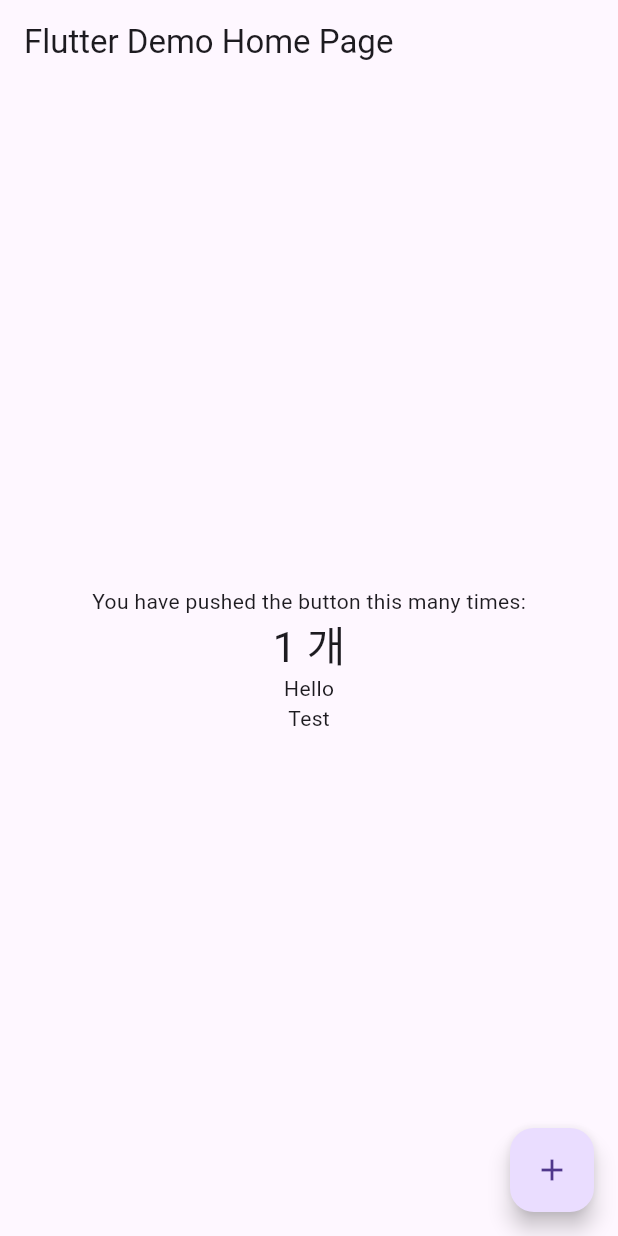
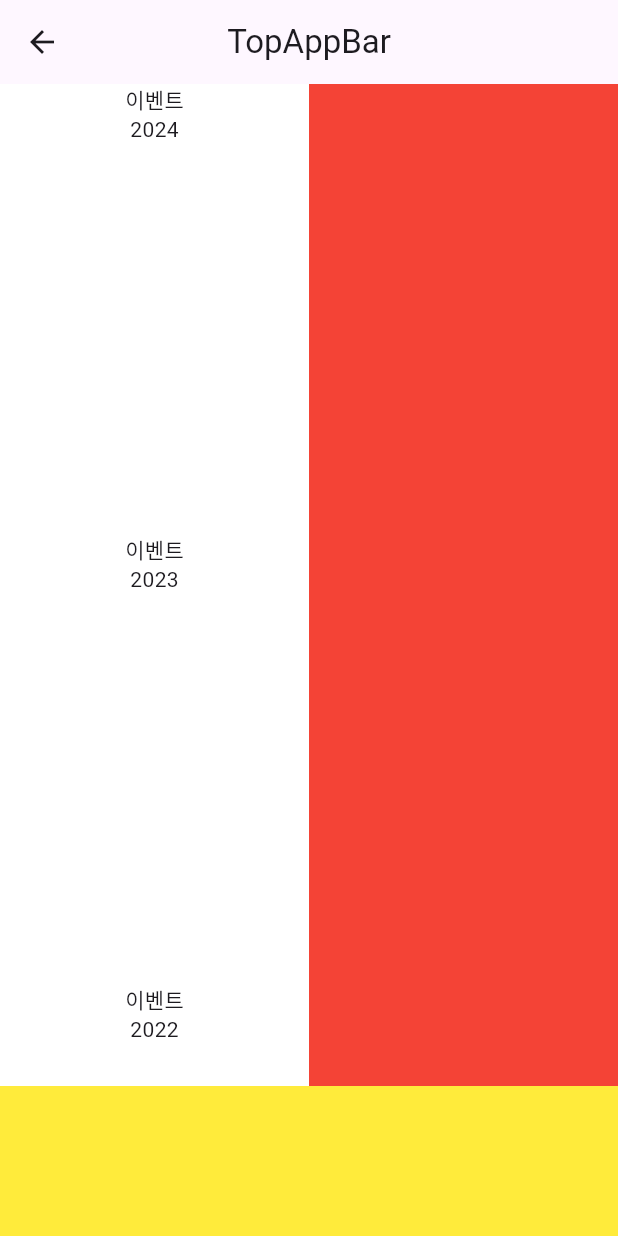
Before and after one commit to Aloepig/test-flutter-first, a Flutter app: the screen it shows after launch, after a tap on the "add" icon, on a phone screen of 412 x 824 dp. Run offline on Flutter 3.47's test engine with Material 3 defaults, Android fonts, the phone set to English and light mode, and no system bars; our stand-ins replace get.

Commit message:
반복 위젯 연습

```diff
--- a/analysis_options.yaml
+++ b/analysis_options.yaml
@@ -13,8 +13,7 @@ linter:
   # The lint rules applied to this project can be customized in the
   # section below to disable rules from the `package:flutter_lints/flutter.yaml`
   # included above or to enable additional rules. A list of all available lints
-  # and their documentation is published at
-  # https://dart-lang.github.io/linter/lints/index.html.
+  # and their documentation is published at https://dart.dev/lints.
   #
   # Instead of disabling a lint rule for the entire project in the
   # section below, it can also be suppressed for a single line of code
--- /dev/null
+++ b/lib/Second.dart
@@ -0,0 +1,77 @@
+import 'package:flutter/material.dart';
+
+/// bjlee@contentsmadang.com
+/// 2024 2월 13
+///
+class Second extends StatelessWidget {
+
+  @override
+  Widget build(BuildContext context) {
+    const List data = [
+      {
+        "title": "이벤트",
+        "value": 2024,
+      },
+      {
+        "title": "이벤트",
+        "value": 2023,
+      },
+      {
+        "title": "이벤트",
+        "value": 2022,
+      },
+      {
+        "title": "이벤트",
+        "value": 2021,
+      }
+    ];
+
+    List<MyEvent> convertDataToMyEvents(List data) {
+      return data.map((item) => MyEvent(item['title'], item['value'])).toList();
+    }
+
+    final myEvents = convertDataToMyEvents(data);
+
+    return Scaffold(
+        bottomNavigationBar:
+        Container(width: 100, height: 100, color: Colors.yellow),
+        appBar: AppBar(
+            centerTitle: true,
+            title: const Text("TopAppBar"),
+            toolbarTextStyle: const TextStyle(fontSize: 20)),
+        body: Align(
+          alignment: Alignment.topLeft,
+          child: ListView(
+            children: myEvents,),
+        )
+    );
+  }
+}
+
+class MyEvent extends StatelessWidget {
+  String title;
+  int value;
+
+  MyEvent(this.title, this.value, {super.key});
+
+  @override
+  Widget build(BuildContext context) {
+    return Container(
+      height: 300,
+      color: Colors.yellow,
+      child: Row(
+        children: [
+          Expanded(
+              flex: 1,
+              child: Container(
+                color: Colors.white,
+                child: Column(
+                  children: [Text(title), Text(value.toString())],
+                ),
+              )),
+          Expanded(flex: 1, child: Container(color: Colors.red)),
+        ],
+      ),
+    );
+  }
+}
--- /dev/null
+++ b/lib/asset/image.dart
@@ -0,0 +1,21 @@
+import 'package:flutter/material.dart';
+
+void main() {
+  runApp(MyImage());
+}
+
+class MyImage extends StatelessWidget {
+  @override
+  Widget build(BuildContext context) {
+    return MaterialApp(
+        home: Scaffold(
+            appBar: AppBar(
+              title: Text("이미지를 보세요."),
+            ),
+            body: Column(
+              children: [Image(image: NetworkImage("https://file.fanca.io/local/alarm/alarm-5938a14e-621a-4b5a-bfce-1210a6383e48.webp"))
+                , Image(image: AssetImage("image/vote.webp"))
+              ],
+            )));
+  }
+}
--- a/lib/main.dart
+++ b/lib/main.dart
@@ -1,4 +1,7 @@
 import 'package:flutter/material.dart';
+import 'package:get/get.dart';
+
+import 'Second.dart';
 
 void main() {
   runApp(const MyApp());
@@ -10,11 +13,26 @@ class MyApp extends StatelessWidget {
   // This widget is the root of your application.
   @override
   Widget build(BuildContext context) {
-    return MaterialApp(
+    return GetMaterialApp(
       title: 'Flutter Demo',
       theme: ThemeData(
         // This is the theme of your application.
-        primarySwatch: Colors.deepOrange,
+        //
+        // TRY THIS: Try running your application with "flutter run". You'll see
+        // the application has a purple toolbar. Then, without quitting the app,
+        // try changing the seedColor in the colorScheme below to Colors.green
+        // and then invoke "hot reload" (save your changes or press the "hot
+        // reload" button in a Flutter-supported IDE, or press "r" if you used
+        // the command line to start the app).
+        //
+        // Notice that the counter didn't reset back to zero; the application
+        // state is not lost during the reload. To reset the state, use hot
+        // restart instead.
+        //
+        // This works for code too, not just values: Most code changes can be
+        // tested with just a hot reload.
+        colorScheme: ColorScheme.fromSeed(seedColor: Colors.deepPurple),
+        useMaterial3: true,
       ),
       home: const MyHomePage(title: 'Flutter Demo Home Page'),
     );
@@ -23,6 +41,16 @@ class MyApp extends StatelessWidget {
 
 class MyHomePage extends StatefulWidget {
   const MyHomePage({super.key, required this.title});
+
+  // This widget is the home page of your application. It is stateful, meaning
+  // that it has a State object (defined below) that contains fields that affect
+  // how it looks.
+
+  // This class is the configuration for the state. It holds the values (in this
+  // case the title) provided by the parent (in this case the App widget) and
+  // used by the build method of the State. Fields in a Widget subclass are
+  // always marked "final".
+
   final String title;
 
   @override
@@ -34,14 +62,30 @@ class _MyHomePageState extends State<MyHomePage> {
 
   void _incrementCounter() {
     setState(() {
+      // This call to setState tells the Flutter framework that something has
+      // changed in this State, which causes it to rerun the build method below
+      // so that the display can reflect the updated values. If we changed
+      // _counter without calling setState(), then the build method would not be
+      // called again, and so nothing would appear to happen.
       _counter++;
+      Get.to(()=>Second(), transition: Transition.rightToLeft);
     });
   }
 
   @override
   Widget build(BuildContext context) {
+    // This method is rerun every time setState is called, for instance as done
+    // by the _incrementCounter method above.
+    //
+    // The Flutter framework has been optimized to make rerunning build methods
+    // fast, so that you can just rebuild anything that needs updating rather
+    // than having to individually change instances of widgets.
     return Scaffold(
       appBar: AppBar(
+        // TRY THIS: Try changing the color here to a specific color (to
+        // Colors.amber, perhaps?) and trigger a hot reload to see the AppBar
+        // change color while the other colors stay the same.
+        backgroundColor: Theme.of(context).colorScheme.inversePrimary,
         // Here we take the value from the MyHomePage object that was created by
         // the App.build method, and use it to set our appbar title.
         title: Text(widget.title),
@@ -54,27 +98,27 @@ class _MyHomePageState extends State<MyHomePage> {
           // arranges them vertically. By default, it sizes itself to fit its
           // children horizontally, and tries to be as tall as its parent.
           //
-          // Invoke "debug painting" (press "p" in the console, choose the
-          // "Toggle Debug Paint" action from the Flutter Inspector in Android
-          // Studio, or the "Toggle Debug Paint" command in Visual Studio Code)
-          // to see the wireframe for each widget.
-          //
           // Column has various properties to control how it sizes itself and
           // how it positions its children. Here we use mainAxisAlignment to
           // center the children vertically; the main axis here is the vertical
           // axis because Columns are vertical (the cross axis would be
           // horizontal).
+          //
+          // TRY THIS: Invoke "debug painting" (choose the "Toggle Debug Paint"
+          // action in the IDE, or press "p" in the console), to see the
+          // wireframe for each widget.
           mainAxisAlignment: MainAxisAlignment.center,
           children: <Widget>[
             const Text(
               'You have pushed the button this many times:',
             ),
             Text(
-              '$_counter 개',
-              style: Theme.of(context).textTheme.headline4,
+              '$_counter',
+              style: Theme.of(context).textTheme.headlineMedium,
             ),
-            const Text('Hello'),
-            const Text('Test')
+            TextButton(onPressed:()=>{}, child: Text('공지') ),
+            TextButton(onPressed:()=>{}, child: Text('이벤트') ),
+            TextButton(onPressed:()=> Get.to(()=> Second()) , child: Text('Hello') ),
           ],
         ),
       ),
--- /dev/null
+++ b/lib/statelesswideget/second.dart
@@ -0,0 +1,74 @@
+import 'package:flutter/material.dart';
+
+void main() {
+  runApp(MyApp());
+}
+
+class MyApp extends StatefulWidget {
+  @override
+  State<StatefulWidget> createState() {
+    return _ListWidget();
+  }
+}
+
+class _ListWidget extends State {
+  List<Widget> widgetList = [
+    RedItemWidget(),
+    BlueItemWidget(),
+  ];
+
+  void onChange() {
+    setState(() {
+      widgetList.insert(1, widgetList.removeAt(0));
+    });
+  }
+
+  @override
+  Widget build(BuildContext context) {
+    print(widgetList.length);
+
+    return MaterialApp(
+      home: Scaffold(
+          appBar: AppBar(title: Text('Widget key 확인')),
+          body: Column(
+            children: [
+              Row(
+                children: widgetList,
+              ),
+              ElevatedButton(onPressed: onChange, child: Text("toogle"))
+            ],
+          )),
+    );
+  }
+}
+
+class RedItemWidget extends StatefulWidget {
+  @override
+  State<StatefulWidget> createState() {
+    return ColorItemWidget(Colors.red);
+  }
+}
+
+class BlueItemWidget extends StatefulWidget {
+  @override
+  State<StatefulWidget> createState() {
+    return ColorItemWidget(Colors.blue);
+  }
+}
+
+class ColorItemWidget extends State {
+  Color color;
+
+  ColorItemWidget(this.color);
+
+  @override
+  Widget build(BuildContext context) {
+    return Expanded(
+      child: Container(
+        color: color,
+        width: 150,
+        height: 150,
+      ),
+    );
+  }
+}
--- a/pubspec.yaml
+++ b/pubspec.yaml
@@ -37,6 +37,7 @@ dependencies:
   # Use with the CupertinoIcons class for iOS style icons.
   cupertino_icons: ^1.0.2
   english_words: ^4.0.0
+  get: ^4.6.6
 
 dev_dependencies:
   flutter_test:
@@ -61,8 +62,8 @@ flutter:
   uses-material-design: true
 
   # To add assets to your application, add an assets section, like this:
-  # assets:
-  #   - images/a_dot_burr.jpeg
+  assets:
+    - image/vote.webp
   #   - images/a_dot_ham.jpeg
 
   # An image asset can refer to one or more resolution-specific "variants", see
```
Also changed, not shown: lib/engword/word.dart (deleted, +0 -27 lines), lib/statelesswideget/first.dart (added, +58 -0 lines), lib/statelesswideget/third.dart (added, +87 -0 lines), lib/widget/input.dart (added, +25 -0 lines), image/vote.webp (added), pubspec.lock, 64 other files.
